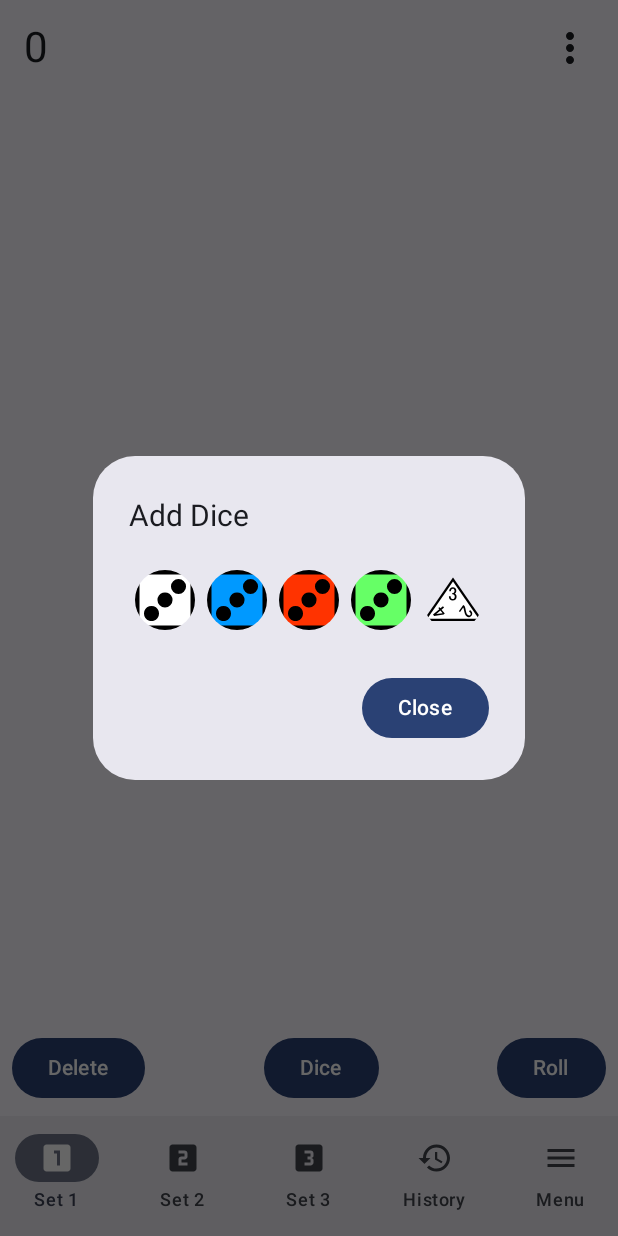
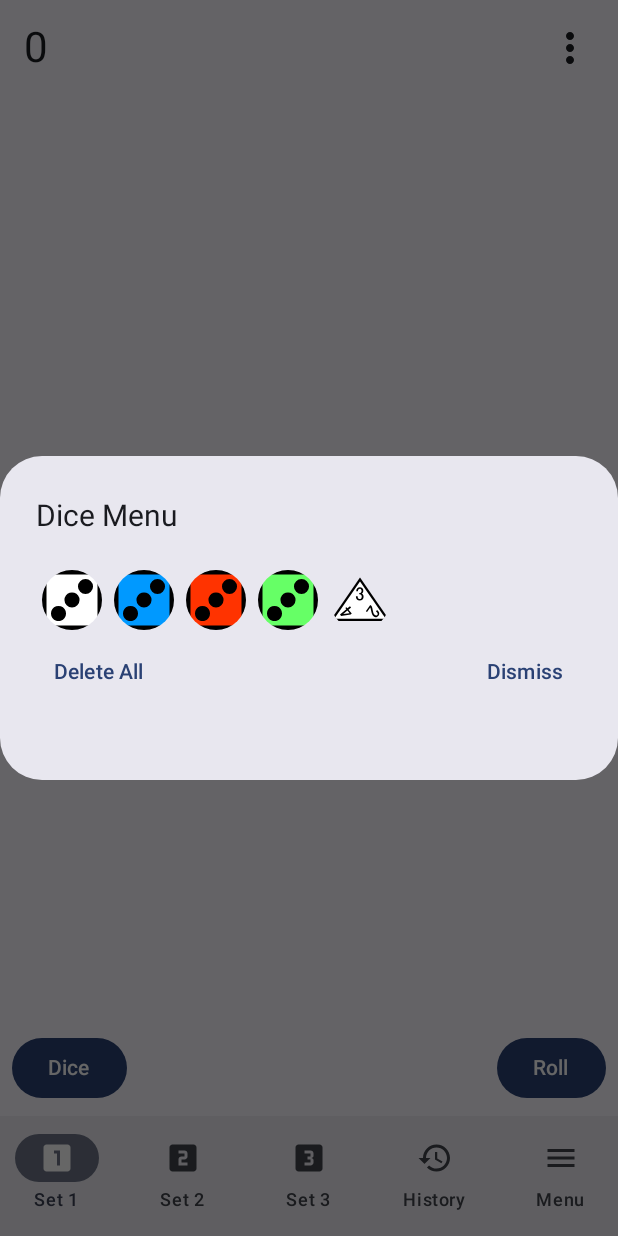
Before and after one commit to Jiyuu5/TheDiceGuyJC, an Android app built with Jetpack Compose: the screen it shows after launch (MainActivity), after a tap on "Dice", on a phone screen of 412 x 824 dp. Run offline under Robolectric (Android 15) with nearby library versions, the phone set to English and light mode, and no system bars.

Commit message:
move Delete All button to Dice Menu

```diff
--- a/app/src/main/java/de/rockbiter/thediceguy/ui/SetUi.kt
+++ b/app/src/main/java/de/rockbiter/thediceguy/ui/SetUi.kt
@@ -16,16 +16,14 @@ import androidx.compose.material3.Button
 import androidx.compose.material3.Icon
 import androidx.compose.material3.IconButton
 import androidx.compose.material3.Text
+import androidx.compose.material3.TextButton
 import androidx.compose.runtime.Composable
 import androidx.compose.runtime.collectAsState
 import androidx.compose.runtime.getValue
 import androidx.compose.ui.Alignment
 import androidx.compose.ui.Modifier
-import androidx.compose.ui.geometry.Offset
-import androidx.compose.ui.graphics.Shadow
 import androidx.compose.ui.res.colorResource
 import androidx.compose.ui.res.painterResource
-import androidx.compose.ui.text.TextStyle
 import androidx.compose.ui.tooling.preview.Preview
 import androidx.compose.ui.unit.dp
 import androidx.compose.ui.unit.sp
@@ -43,7 +41,9 @@ fun SetUi(set: Int, setViewModel: SetViewModel = viewModel()) {
             .fillMaxSize()
     ) {
         //Text(text = setUiState.activeDiceSet.name, textAlign = TextAlign.Center, modifier = Modifier.fillMaxWidth())
-        Row(verticalAlignment = Alignment.CenterVertically, modifier = Modifier.fillMaxWidth().padding(start = 8.dp)) {
+        Row(verticalAlignment = Alignment.CenterVertically, modifier = Modifier
+            .fillMaxWidth()
+            .padding(start = 8.dp)) {
             Text(
                 text = setUiState.scoreAll.toString(), modifier = Modifier
                     .fillMaxWidth()
@@ -112,9 +112,6 @@ fun SetUi(set: Int, setViewModel: SetViewModel = viewModel()) {
             }
         }
         Row(horizontalArrangement = Arrangement.SpaceBetween, modifier = Modifier.fillMaxWidth()) {
-            Button(onClick = { setViewModel.clearDiceSet() }) {
-                Text(text = "Delete")
-            }
             Button(onClick = {
                 setViewModel.openDiceDialog()
             }) {
@@ -129,8 +126,10 @@ fun SetUi(set: Int, setViewModel: SetViewModel = viewModel()) {
     }
     if (setUiState.isDiceDialogOpen) {
         AlertDialog(
-            title = { Text(text = "Add Dice", fontSize = 20.sp) },
-            text = {
+            title = { Text(text = "Dice Menu", fontSize = 20.sp) },
+            text =
+            {
+                Column {
                     Row {
                         IconButton(onClick = {
                             setViewModel.addDice(6,"white")
@@ -165,7 +164,7 @@ fun SetUi(set: Int, setViewModel: SetViewModel = viewModel()) {
                         }) {
                             Image(
                                 painter = painterResource(id = R.drawable.dice6_3_green),
-                            contentDescription = "Greem D6 Dice"
+                                contentDescription = "Green D6 Dice"
                             )
                         }
 
@@ -178,19 +177,26 @@ fun SetUi(set: Int, setViewModel: SetViewModel = viewModel()) {
                             )
                         }
                     }
+                    Row (
+                        modifier = Modifier
+                            .fillMaxWidth(),
+                        horizontalArrangement = Arrangement.SpaceBetween
+                    ){
+                        TextButton(onClick = { setViewModel.clearDiceSet() }) {
+                            Text(text = "Delete All")
+                        }
+                        TextButton(onClick = { setViewModel.closeDiceDialog() }) {
+                            Text(text = "Dismiss")
+                        }
+                    }
+                }
+
 
             },
             onDismissRequest = {
                 setViewModel.closeDiceDialog()
             },
-            confirmButton = {
-                Button(onClick = {
-                    setViewModel.closeDiceDialog()
-                }
-                ) {
-                    Text(text = "Close")
-                }
-            })
+            confirmButton = { })
     }
 
 
```
Lines whose indentation alone changed are shown as unchanged.
